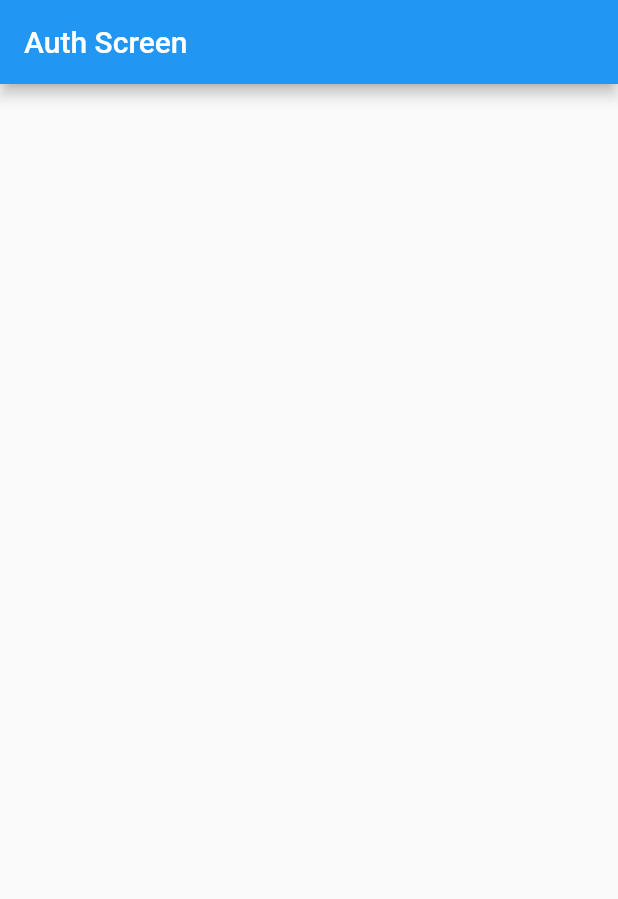
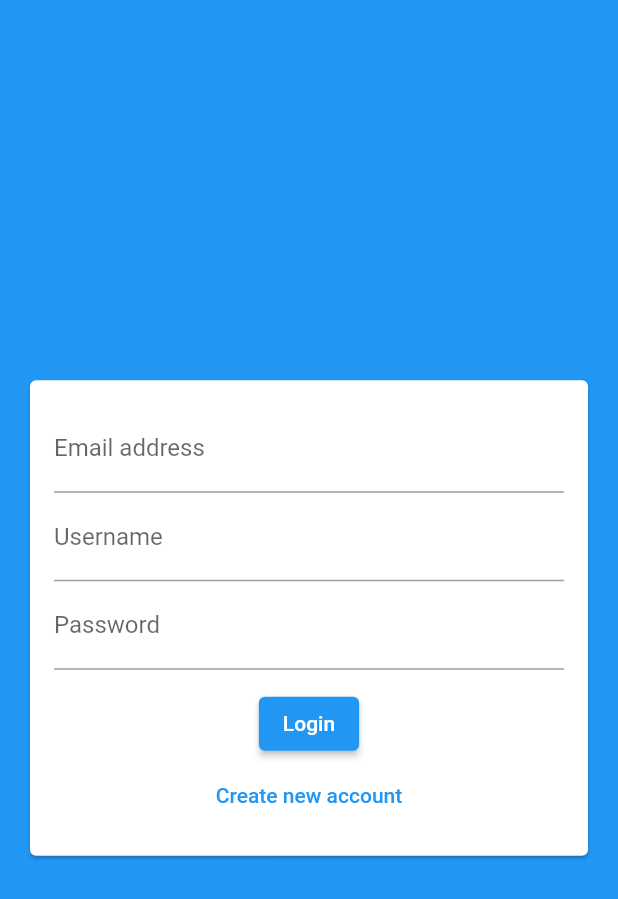
Before and after one commit to bunyawats/flutter_dart_complete_guide, a Flutter app: the AuthScreen screen opened directly, on a phone screen of 412 x 824 dp. Shown: the top 899 px of the screen. Run offline on Flutter 3.47's test engine with Material 2 defaults, Android fonts, the phone set to English and light mode, and no system bars; our stand-ins replace cloud_firestore, firebase_core, google_maps_flutter, image_picker, location, shared_preferences and 1 more; missing offline and left inert: cloud_firestore_web, firebase_core_web, firebase_storage_web, image_picker_for_web, location_web, shared_preferences_web; accounts and stored records are empty.

Commit message:
checkpoint 321

```diff
--- a/lib/chat_app/chat_app_main.dart
+++ b/lib/chat_app/chat_app_main.dart
@@ -32,7 +32,7 @@ class ChatApp extends StatelessWidget {
       theme: themeData.copyWith(
         colorScheme: themeData.colorScheme.copyWith(secondary: Colors.amber),
       ),
-      home: ChatScreen(),
+      home: AuthScreen(),
       routes: {
         ChatScreen.routeName: (ctx) => ChatScreen(),
         AuthScreen.routeName: (ctx) => AuthScreen(),
--- a/lib/chat_app/screens/auth_screen.dart
+++ b/lib/chat_app/screens/auth_screen.dart
@@ -1,16 +1,22 @@
 import 'package:flutter/material.dart';
 
-class AuthScreen extends StatelessWidget {
+import '../widgets/auth_form.dart';
+
+class AuthScreen extends StatefulWidget {
   static const routeName = '/auth';
 
   const AuthScreen({Key? key}) : super(key: key);
 
   @override
+  State<AuthScreen> createState() => _AuthScreenState();
+}
+
+class _AuthScreenState extends State<AuthScreen> {
+  @override
   Widget build(BuildContext context) {
     return Scaffold(
-      appBar: AppBar(
-        title: Text('Auth Screen'),
-      ),
+      backgroundColor: Theme.of(context).primaryColor,
+      body: AuthForm(),
     );
   }
 }
--- /dev/null
+++ b/lib/chat_app/widgets/auth_form.dart
@@ -0,0 +1,62 @@
+import 'package:flutter/material.dart';
+
+class AuthForm extends StatefulWidget {
+  const AuthForm({
+    Key? key,
+  }) : super(key: key);
+
+  @override
+  State<AuthForm> createState() => _AuthFormState();
+}
+
+class _AuthFormState extends State<AuthForm> {
+  @override
+  Widget build(BuildContext context) {
+    return Center(
+      child: Card(
+        margin: EdgeInsets.all(20),
+        child: SingleChildScrollView(
+          child: Padding(
+            padding: EdgeInsets.all(16),
+            child: Form(
+              child: Column(
+                mainAxisSize: MainAxisSize.min,
+                children: <Widget>[
+                  TextFormField(
+                    keyboardType: TextInputType.emailAddress,
+                    decoration: InputDecoration(
+                      labelText: 'Email address',
+                    ),
+                  ),
+                  TextFormField(
+                    decoration: InputDecoration(
+                      labelText: 'Username',
+                    ),
+                  ),
+                  TextFormField(
+                    keyboardType: TextInputType.emailAddress,
+                    decoration: InputDecoration(
+                      labelText: 'Password',
+                    ),
+                    obscureText: true,
+                  ),
+                  SizedBox(
+                    height: 12,
+                  ),
+                  ElevatedButton(
+                    onPressed: () {},
+                    child: Text('Login'),
+                  ),
+                  TextButton(
+                    onPressed: () {},
+                    child: Text('Create new account'),
+                  )
+                ],
+              ),
+            ),
+          ),
+        ),
+      ),
+    );
+  }
+}
```
